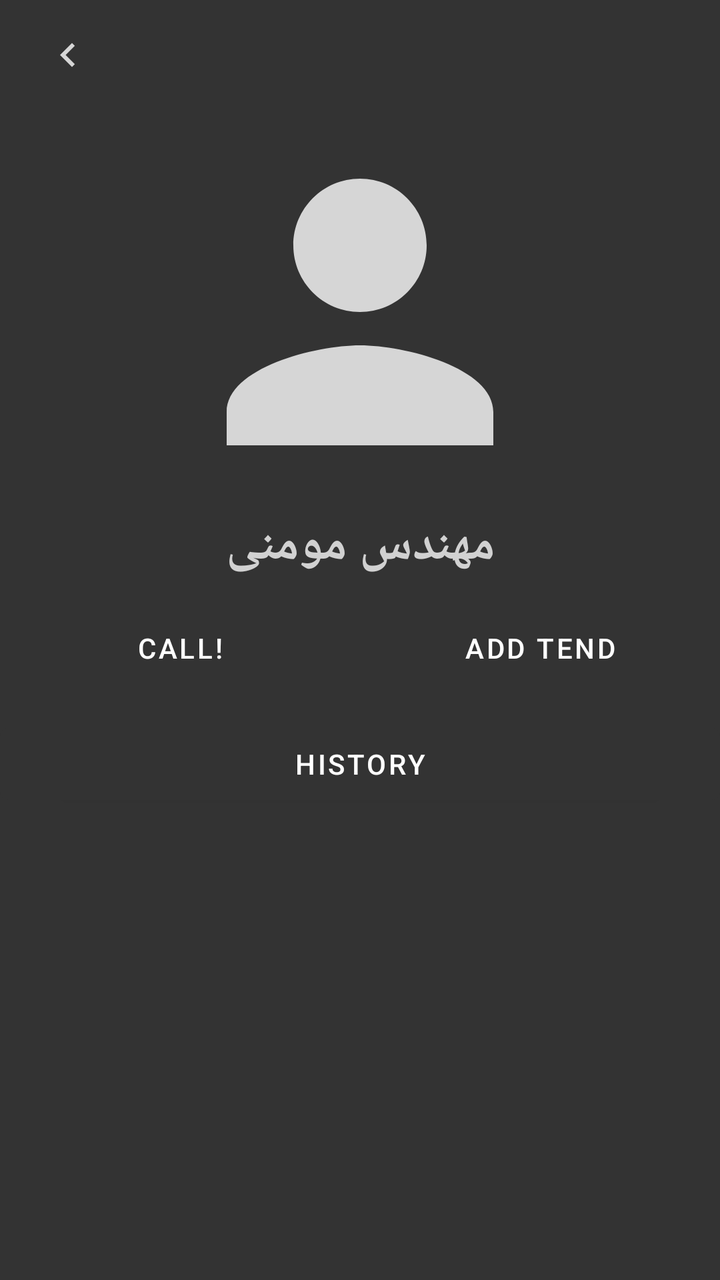
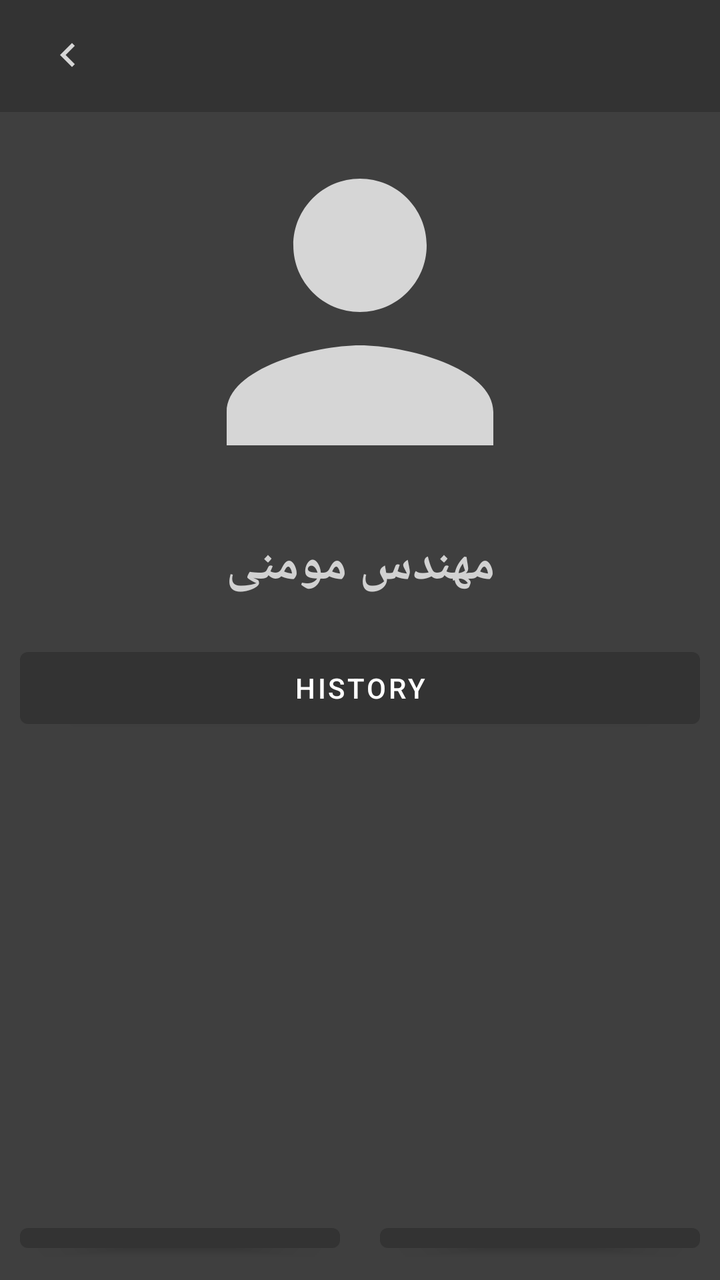

Before-and-after screenshots of an Android layout around one commit, followed by the original layout XML and the change that was made.
<!-- AndroidManifest.xml: application theme MyMaterialTheme -->
<!-- res/layout/full_dialog.xml -->
<?xml version="1.0" encoding="utf-8"?>
<androidx.coordinatorlayout.widget.CoordinatorLayout xmlns:android="http://schemas.android.com/apk/res/android"
    xmlns:app="http://schemas.android.com/apk/res-auto"
    android:layout_width="match_parent"
    android:layout_height="match_parent">

    <com.google.android.material.appbar.AppBarLayout
        android:layout_width="match_parent"
        android:layout_height="wrap_content"
        app:elevation="0dp">

        <androidx.appcompat.widget.Toolbar
            android:id="@+id/toolbar"
            android:layout_width="match_parent"
            android:layout_height="?attr/actionBarSize"
            app:titleTextColor="@color/lightGray"
            android:paddingEnd="16dp"
            android:paddingStart="6dp"
            app:contentInsetStartWithNavigation="0dp"
            app:navigationIcon="@drawable/ic_keyboard_arrow_full_24dp" />

    </com.google.android.material.appbar.AppBarLayout>

    <FrameLayout
        android:layout_width="match_parent"
        android:layout_height="match_parent"
        app:layout_behavior="@string/appbar_scrolling_view_behavior">

        <LinearLayout
            android:layout_width="match_parent"
            android:layout_height="match_parent"
            android:orientation="vertical"
            android:background="@color/colorPrimary"
            android:layout_gravity="center_horizontal">


            <ImageView
                android:id="@+id/imageView"
                android:layout_width="wrap_content"
                android:layout_height="wrap_content"
                app:srcCompat="@drawable/ic_person_black_24dp"
                android:layout_gravity="center_horizontal"/>

            <TextView
                android:id="@+id/full_txt_name"
                android:layout_width="match_parent"
                android:layout_height="wrap_content"
                android:textSize="25sp"
                android:textAlignment="center"
                android:textStyle="bold"
                android:textColor="@color/d1Gray"
                android:text="مهندس مومنی" />
            <LinearLayout
                android:layout_width="match_parent"
                android:layout_height="wrap_content">
                <com.google.android.material.button.MaterialButton
                    android:id="@+id/full_btn_call"
                    android:layout_width="match_parent"
                    android:layout_margin="10dp"
                    style="@style/Widget.MaterialComponents.Button.UnelevatedButton"
                    android:layout_weight="1"
                    android:layout_height="wrap_content"
                    android:background="@color/colorPrimaryDark"
                    android:textAlignment="center"
                    android:text="CALL!"/>
                <com.google.android.material.button.MaterialButton
                    android:id="@+id/full_btn_addTend"
                    android:layout_width="match_parent"
                    android:layout_margin="10dp"
                    android:layout_weight="1"
                    style="@style/Widget.MaterialComponents.Button.UnelevatedButton"
                    android:layout_height="wrap_content"
                    android:background="@color/colorPrimaryDark"
                    android:textAlignment="center"
                    android:text="ADD TEND"/>
            </LinearLayout>
            <com.google.android.material.button.MaterialButton
                android:id="@+id/full_btn_history"
                android:layout_width="match_parent"
                android:layout_height="wrap_content"
                android:textAlignment="center"
                android:text="History"/>
            <include
                layout="@layout/content_rv_full"
                android:layout_marginTop="45dp"
                android:layout_width="match_parent"
                android:layout_height="match_parent"/>
        </LinearLayout>

    </FrameLayout>

</androidx.coordinatorlayout.widget.CoordinatorLayout>
<!-- res/layout/content_rv_full.xml (included above) -->
<?xml version="1.0" encoding="utf-8"?>
<LinearLayout
    xmlns:android="http://schemas.android.com/apk/res/android"
    xmlns:tools="http://schemas.android.com/tools"
    xmlns:app="http://schemas.android.com/apk/res-auto"
    android:layout_width="match_parent"
    android:layout_height="match_parent"
    android:orientation="horizontal"
    app:layout_behavior="@string/appbar_scrolling_view_behavior"
    tools:showIn="@layout/full_dialog">

    <androidx.recyclerview.widget.RecyclerView
        android:id="@+id/recycler_view_coop"
        android:layout_width="match_parent"
        android:layout_height="wrap_content"
        android:scrollbars="vertical" />

</LinearLayout>
<!-- resources referenced by this layout -->
<resources>
  <color name="colorPrimary">#333333</color>
  <color name="colorPrimaryDark">#333333</color>
  <color name="d1Gray">#d1d1d1</color>
  <color name="lightGray">#d6d6d6</color>
  <!-- drawable ic_keyboard_arrow_full_24dp (drawable) -->
  <vector xmlns:android="http://schemas.android.com/apk/res/android"
          android:width="24dp"
          android:height="24dp"
          android:viewportWidth="24.0"
          android:viewportHeight="24.0">
      <path
          android:fillColor="@color/lightGray"
          android:pathData="M15.41,16.09l-4.58,-4.59 4.58,-4.59L14,5.5l-6,6 6,6z"/>
  </vector>
  <!-- drawable ic_person_black_24dp (drawable) -->
  <vector android:height="200dp" android:viewportHeight="24.0"
      android:viewportWidth="24.0" android:width="200dp" xmlns:android="http://schemas.android.com/apk/res/android">
      <path android:fillColor="@color/lightGray" android:pathData="M12,12c2.21,0 4,-1.79 4,-4s-1.79,-4 -4,-4 -4,1.79 -4,4 1.79,4 4,4zM12,14c-2.67,0 -8,1.34 -8,4v2h16v-2c0,-2.66 -5.33,-4 -8,-4z"/>
  </vector>
  <style name="MyMaterialTheme" parent="MyMaterialTheme.Base">
          <item name="android:textColorPrimary">@color/textColorPrimary</item>
      </style>
  <style name="MyMaterialTheme.Base" parent="Theme.MaterialComponents.Light.NoActionBar">
          <item name="windowNoTitle">true</item>
          <item name="windowActionBar">false</item>
          <item name="colorPrimary">@color/colorPrimary</item>
          <item name="colorPrimaryDark">@color/colorPrimaryDark</item>
          <item name="colorAccent">@color/colorAccent</item>
      </style>
  <color name="textColorPrimary">#666666</color>
  <color name="colorAccent">#E5675D</color>
</resources>

<!-- the commit's change to res/layout/full_dialog.xml (unified diff, before → after) -->
@@ -30,7 +30,7 @@
             android:layout_width="match_parent"
             android:layout_height="match_parent"
             android:orientation="vertical"
-            android:background="@color/colorPrimary"
+            android:background="@color/full_dialog_background"
             android:layout_gravity="center_horizontal">
 
 
@@ -45,46 +45,46 @@
                 android:id="@+id/full_txt_name"
                 android:layout_width="match_parent"
                 android:layout_height="wrap_content"
+                android:layout_margin="10dp"
                 android:textSize="25sp"
                 android:textAlignment="center"
                 android:textStyle="bold"
                 android:textColor="@color/d1Gray"
                 android:text="مهندس مومنی" />
+
+            <com.google.android.material.button.MaterialButton
+                android:id="@+id/full_btn_history"
+                android:layout_width="match_parent"
+                android:layout_height="wrap_content"
+                android:layout_margin="10dp"
+                android:textAlignment="center"
+                android:text="History"/>
+            <include
+                layout="@layout/content_rv_full"
+                android:layout_width="match_parent"
+                android:layout_height="200dp"
+                android:layout_margin="10dp"/>
             <LinearLayout
                 android:layout_width="match_parent"
                 android:layout_height="wrap_content">
                 <com.google.android.material.button.MaterialButton
                     android:id="@+id/full_btn_call"
                     android:layout_width="match_parent"
+                    android:layout_height="wrap_content"
+                    android:textColor="@color/colorAccent"
                     android:layout_margin="10dp"
-                    style="@style/Widget.MaterialComponents.Button.UnelevatedButton"
                     android:layout_weight="1"
-                    android:layout_height="wrap_content"
-                    android:background="@color/colorPrimaryDark"
                     android:textAlignment="center"
                     android:text="CALL!"/>
                 <com.google.android.material.button.MaterialButton
                     android:id="@+id/full_btn_addTend"
                     android:layout_width="match_parent"
+                    android:layout_height="wrap_content"
                     android:layout_margin="10dp"
                     android:layout_weight="1"
-                    style="@style/Widget.MaterialComponents.Button.UnelevatedButton"
-                    android:layout_height="wrap_content"
-                    android:background="@color/colorPrimaryDark"
                     android:textAlignment="center"
                     android:text="ADD TEND"/>
             </LinearLayout>
-            <com.google.android.material.button.MaterialButton
-                android:id="@+id/full_btn_history"
-                android:layout_width="match_parent"
-                android:layout_height="wrap_content"
-                android:textAlignment="center"
-                android:text="History"/>
-            <include
-                layout="@layout/content_rv_full"
-                android:layout_marginTop="45dp"
-                android:layout_width="match_parent"
-                android:layout_height="match_parent"/>
         </LinearLayout>
 
     </FrameLayout>
<!-- resource entries referenced after the edit -->
@@ -3,6 +3,7 @@
   <color name="colorPrimary">#333333</color>
   <color name="colorPrimaryDark">#333333</color>
   <color name="d1Gray">#d1d1d1</color>
+  <color name="full_dialog_background">#3F3F3F</color>
   <color name="lightGray">#d6d6d6</color>
   <!-- drawable ic_keyboard_arrow_full_24dp (drawable) -->
   <vector xmlns:android="http://schemas.android.com/apk/res/android"
